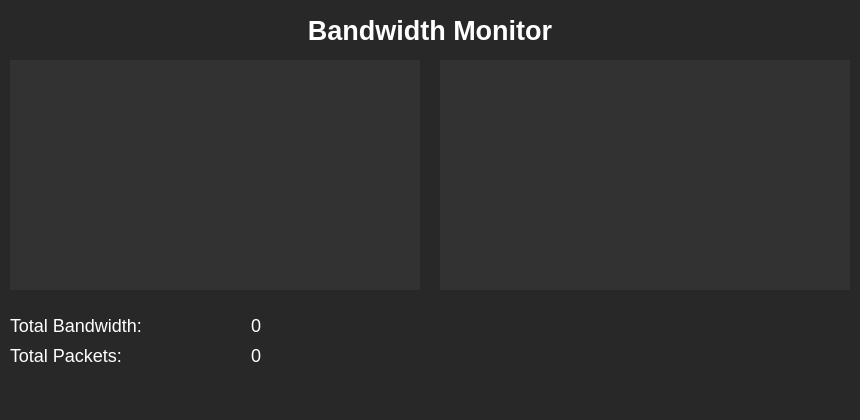
First picture: the form in gui/gui.ui, repository lilmond/bandwidth-monitor, before the edit.
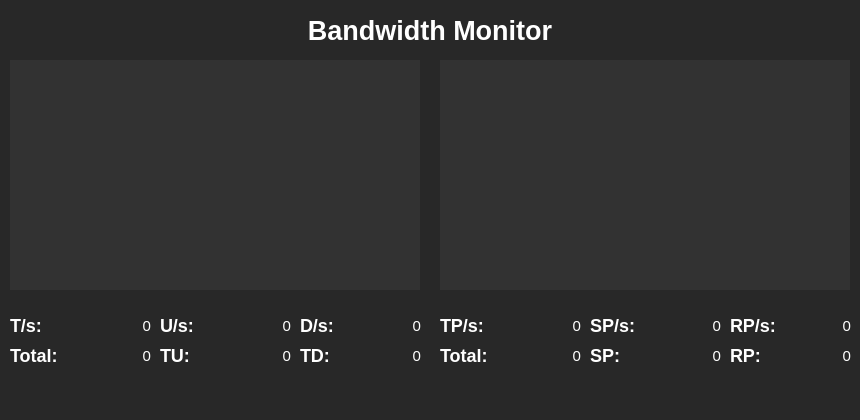
Second picture: the form after the edit. Custom widgets are drawn as their Qt base class.

```diff
--- a/gui/gui.ui
+++ b/gui/gui.ui
@@ -93,70 +93,472 @@
     <property name="geometry">
      <rect>
       <x>10</x>
-      <y>310</y>
-      <width>141</width>
-      <height>31</height>
-     </rect>
-    </property>
-    <property name="styleSheet">
-     <string notr="true">font-size: 18px;
-color: white;
-background: transparent;</string>
-    </property>
-    <property name="text">
-     <string>Total Bandwidth: </string>
-    </property>
-   </widget>
-   <widget class="QLabel" name="label_2">
-    <property name="geometry">
-     <rect>
-      <x>10</x>
       <y>340</y>
-      <width>141</width>
+      <width>51</width>
       <height>31</height>
      </rect>
     </property>
     <property name="styleSheet">
      <string notr="true">font-size: 18px;
+font-weight: bold;
 color: white;
 background: transparent;</string>
     </property>
     <property name="text">
-     <string>Total Packets: </string>
+     <string>Total: </string>
     </property>
    </widget>
    <widget class="QLabel" name="dataTotal">
     <property name="geometry">
      <rect>
-      <x>150</x>
+      <x>60</x>
+      <y>340</y>
+      <width>91</width>
+      <height>31</height>
+     </rect>
+    </property>
+    <property name="styleSheet">
+     <string notr="true">font-size: 15px;
+color: white;
+background: transparent;</string>
+    </property>
+    <property name="text">
+     <string>0</string>
+    </property>
+    <property name="alignment">
+     <set>Qt::AlignRight|Qt::AlignTrailing|Qt::AlignVCenter</set>
+    </property>
+   </widget>
+   <widget class="QLabel" name="label_3">
+    <property name="geometry">
+     <rect>
+      <x>160</x>
       <y>310</y>
-      <width>111</width>
+      <width>41</width>
       <height>31</height>
      </rect>
     </property>
     <property name="styleSheet">
      <string notr="true">font-size: 18px;
+font-weight: bold;
 color: white;
 background: transparent;</string>
     </property>
     <property name="text">
+     <string>U/s:</string>
+    </property>
+   </widget>
+   <widget class="QLabel" name="byteSentPs">
+    <property name="geometry">
+     <rect>
+      <x>200</x>
+      <y>310</y>
+      <width>91</width>
+      <height>31</height>
+     </rect>
+    </property>
+    <property name="styleSheet">
+     <string notr="true">font-size: 15px;
+color: white;
+background: transparent;</string>
+    </property>
+    <property name="text">
      <string>0</string>
     </property>
     <property name="alignment">
      <set>Qt::AlignRight|Qt::AlignTrailing|Qt::AlignVCenter</set>
     </property>
    </widget>
+   <widget class="QLabel" name="byteRecvPs">
+    <property name="geometry">
+     <rect>
+      <x>340</x>
+      <y>310</y>
+      <width>81</width>
+      <height>31</height>
+     </rect>
+    </property>
+    <property name="styleSheet">
+     <string notr="true">font-size: 15px;
+color: white;
+background: transparent;</string>
+    </property>
+    <property name="text">
+     <string>0</string>
+    </property>
+    <property name="alignment">
+     <set>Qt::AlignRight|Qt::AlignTrailing|Qt::AlignVCenter</set>
+    </property>
+   </widget>
+   <widget class="QLabel" name="label_4">
+    <property name="geometry">
+     <rect>
+      <x>300</x>
+      <y>310</y>
+      <width>41</width>
+      <height>31</height>
+     </rect>
+    </property>
+    <property name="styleSheet">
+     <string notr="true">font-size: 18px;
+font-weight: bold;
+color: white;
+background: transparent;</string>
+    </property>
+    <property name="text">
+     <string>D/s:</string>
+    </property>
+   </widget>
+   <widget class="QLabel" name="label_5">
+    <property name="geometry">
+     <rect>
+      <x>10</x>
+      <y>310</y>
+      <width>51</width>
+      <height>31</height>
+     </rect>
+    </property>
+    <property name="styleSheet">
+     <string notr="true">font-size: 18px;
+font-weight: bold;
+color: white;
+background: transparent;</string>
+    </property>
+    <property name="text">
+     <string>T/s:</string>
+    </property>
+   </widget>
+   <widget class="QLabel" name="bytePs">
+    <property name="geometry">
+     <rect>
+      <x>60</x>
+      <y>310</y>
+      <width>91</width>
+      <height>31</height>
+     </rect>
+    </property>
+    <property name="styleSheet">
+     <string notr="true">font-size: 15px;
+color: white;
+background: transparent;</string>
+    </property>
+    <property name="text">
+     <string>0</string>
+    </property>
+    <property name="alignment">
+     <set>Qt::AlignRight|Qt::AlignTrailing|Qt::AlignVCenter</set>
+    </property>
+   </widget>
+   <widget class="QLabel" name="byteRecv">
+    <property name="geometry">
+     <rect>
+      <x>340</x>
+      <y>340</y>
+      <width>81</width>
+      <height>31</height>
+     </rect>
+    </property>
+    <property name="styleSheet">
+     <string notr="true">font-size: 15px;
+color: white;
+background: transparent;</string>
+    </property>
+    <property name="text">
+     <string>0</string>
+    </property>
+    <property name="alignment">
+     <set>Qt::AlignRight|Qt::AlignTrailing|Qt::AlignVCenter</set>
+    </property>
+   </widget>
+   <widget class="QLabel" name="byteSent">
+    <property name="geometry">
+     <rect>
+      <x>200</x>
+      <y>340</y>
+      <width>91</width>
+      <height>31</height>
+     </rect>
+    </property>
+    <property name="styleSheet">
+     <string notr="true">font-size: 15px;
+color: white;
+background: transparent;</string>
+    </property>
+    <property name="text">
+     <string>0</string>
+    </property>
+    <property name="alignment">
+     <set>Qt::AlignRight|Qt::AlignTrailing|Qt::AlignVCenter</set>
+    </property>
+   </widget>
+   <widget class="QLabel" name="label_6">
+    <property name="geometry">
+     <rect>
+      <x>300</x>
+      <y>340</y>
+      <width>41</width>
+      <height>31</height>
+     </rect>
+    </property>
+    <property name="styleSheet">
+     <string notr="true">font-size: 18px;
+font-weight: bold;
+color: white;
+background: transparent;</string>
+    </property>
+    <property name="text">
+     <string>TD:</string>
+    </property>
+   </widget>
+   <widget class="QLabel" name="label_7">
+    <property name="geometry">
+     <rect>
+      <x>160</x>
+      <y>340</y>
+      <width>41</width>
+      <height>31</height>
+     </rect>
+    </property>
+    <property name="styleSheet">
+     <string notr="true">font-size: 18px;
+font-weight: bold;
+color: white;
+background: transparent;</string>
+    </property>
+    <property name="text">
+     <string>TU:</string>
+    </property>
+   </widget>
+   <widget class="QLabel" name="label_8">
+    <property name="geometry">
+     <rect>
+      <x>730</x>
+      <y>340</y>
+      <width>41</width>
+      <height>31</height>
+     </rect>
+    </property>
+    <property name="styleSheet">
+     <string notr="true">font-size: 18px;
+font-weight: bold;
+color: white;
+background: transparent;</string>
+    </property>
+    <property name="text">
+     <string>RP:</string>
+    </property>
+   </widget>
+   <widget class="QLabel" name="recvPktPs">
+    <property name="geometry">
+     <rect>
+      <x>780</x>
+      <y>310</y>
+      <width>71</width>
+      <height>31</height>
+     </rect>
+    </property>
+    <property name="styleSheet">
+     <string notr="true">font-size: 15px;
+color: white;
+background: transparent;</string>
+    </property>
+    <property name="text">
+     <string>0</string>
+    </property>
+    <property name="alignment">
+     <set>Qt::AlignRight|Qt::AlignTrailing|Qt::AlignVCenter</set>
+    </property>
+   </widget>
+   <widget class="QLabel" name="sentPktPs">
+    <property name="geometry">
+     <rect>
+      <x>640</x>
+      <y>310</y>
+      <width>81</width>
+      <height>31</height>
+     </rect>
+    </property>
+    <property name="styleSheet">
+     <string notr="true">font-size: 15px;
+color: white;
+background: transparent;</string>
+    </property>
+    <property name="text">
+     <string>0</string>
+    </property>
+    <property name="alignment">
+     <set>Qt::AlignRight|Qt::AlignTrailing|Qt::AlignVCenter</set>
+    </property>
+   </widget>
+   <widget class="QLabel" name="recvPkt">
+    <property name="geometry">
+     <rect>
+      <x>770</x>
+      <y>340</y>
+      <width>81</width>
+      <height>31</height>
+     </rect>
+    </property>
+    <property name="styleSheet">
+     <string notr="true">font-size: 15px;
+color: white;
+background: transparent;</string>
+    </property>
+    <property name="text">
+     <string>0</string>
+    </property>
+    <property name="alignment">
+     <set>Qt::AlignRight|Qt::AlignTrailing|Qt::AlignVCenter</set>
+    </property>
+   </widget>
+   <widget class="QLabel" name="label_9">
+    <property name="geometry">
+     <rect>
+      <x>590</x>
+      <y>340</y>
+      <width>41</width>
+      <height>31</height>
+     </rect>
+    </property>
+    <property name="styleSheet">
+     <string notr="true">font-size: 18px;
+font-weight: bold;
+color: white;
+background: transparent;</string>
+    </property>
+    <property name="text">
+     <string>SP:</string>
+    </property>
+   </widget>
+   <widget class="QLabel" name="sentPkt">
+    <property name="geometry">
+     <rect>
+      <x>630</x>
+      <y>340</y>
+      <width>91</width>
+      <height>31</height>
+     </rect>
+    </property>
+    <property name="styleSheet">
+     <string notr="true">font-size: 15px;
+color: white;
+background: transparent;</string>
+    </property>
+    <property name="text">
+     <string>0</string>
+    </property>
+    <property name="alignment">
+     <set>Qt::AlignRight|Qt::AlignTrailing|Qt::AlignVCenter</set>
+    </property>
+   </widget>
+   <widget class="QLabel" name="label_2">
+    <property name="geometry">
+     <rect>
+      <x>440</x>
+      <y>340</y>
+      <width>51</width>
+      <height>31</height>
+     </rect>
+    </property>
+    <property name="styleSheet">
+     <string notr="true">font-size: 18px;
+font-weight: bold;
+color: white;
+background: transparent;</string>
+    </property>
+    <property name="text">
+     <string>Total: </string>
+    </property>
+   </widget>
+   <widget class="QLabel" name="label_10">
+    <property name="geometry">
+     <rect>
+      <x>440</x>
+      <y>310</y>
+      <width>51</width>
+      <height>31</height>
+     </rect>
+    </property>
+    <property name="styleSheet">
+     <string notr="true">font-size: 18px;
+font-weight: bold;
+color: white;
+background: transparent;</string>
+    </property>
+    <property name="text">
+     <string>TP/s:</string>
+    </property>
+   </widget>
+   <widget class="QLabel" name="label_11">
+    <property name="geometry">
+     <rect>
+      <x>730</x>
+      <y>310</y>
+      <width>51</width>
+      <height>31</height>
+     </rect>
+    </property>
+    <property name="styleSheet">
+     <string notr="true">font-size: 18px;
+font-weight: bold;
+color: white;
+background: transparent;</string>
+    </property>
+    <property name="text">
+     <string>RP/s:</string>
+    </property>
+   </widget>
+   <widget class="QLabel" name="pktTotalPs">
+    <property name="geometry">
+     <rect>
+      <x>490</x>
+      <y>310</y>
+      <width>91</width>
+      <height>31</height>
+     </rect>
+    </property>
+    <property name="styleSheet">
+     <string notr="true">font-size: 15px;
+color: white;
+background: transparent;</string>
+    </property>
+    <property name="text">
+     <string>0</string>
+    </property>
+    <property name="alignment">
+     <set>Qt::AlignRight|Qt::AlignTrailing|Qt::AlignVCenter</set>
+    </property>
+   </widget>
+   <widget class="QLabel" name="label_12">
+    <property name="geometry">
+     <rect>
+      <x>590</x>
+      <y>310</y>
+      <width>51</width>
+      <height>31</height>
+     </rect>
+    </property>
+    <property name="styleSheet">
+     <string notr="true">font-size: 18px;
+font-weight: bold;
+color: white;
+background: transparent;</string>
+    </property>
+    <property name="text">
+     <string>SP/s:</string>
+    </property>
+   </widget>
    <widget class="QLabel" name="pktTotal">
     <property name="geometry">
      <rect>
-      <x>150</x>
+      <x>490</x>
       <y>340</y>
-      <width>111</width>
+      <width>91</width>
       <height>31</height>
      </rect>
     </property>
     <property name="styleSheet">
-     <string notr="true">font-size: 18px;
+     <string notr="true">font-size: 15px;
 color: white;
 background: transparent;</string>
     </property>
```
